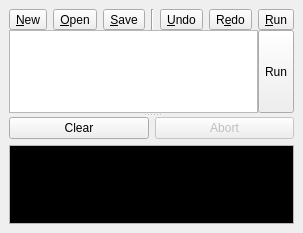
First picture: the form in src/dialogs/dock/dock_script_log.ui, repository mbasaglia/Knotter, before the edit.
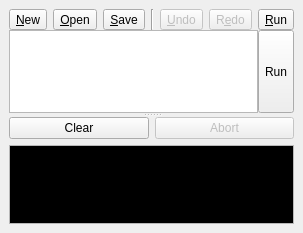
Second picture: the form after the edit. Icons and pictures are not drawn. Custom widgets are drawn as their Qt base class.

Patch:
```diff
--- a/src/dialogs/dock/dock_script_log.ui
+++ b/src/dialogs/dock/dock_script_log.ui
@@ -104,7 +104,10 @@
             </widget>
            </item>
            <item>
-            <widget class="QToolButton" name="toolButton_4">
+            <widget class="QToolButton" name="button_undo">
+             <property name="enabled">
+              <bool>false</bool>
+             </property>
              <property name="text">
               <string>&amp;Undo</string>
              </property>
@@ -114,7 +117,10 @@
             </widget>
            </item>
            <item>
-            <widget class="QToolButton" name="toolButton_5">
+            <widget class="QToolButton" name="button_redo">
+             <property name="enabled">
+              <bool>false</bool>
+             </property>
              <property name="text">
               <string>R&amp;edo</string>
              </property>
```
Left out of the diff: 86 changed lines with no effect on the pictures.
